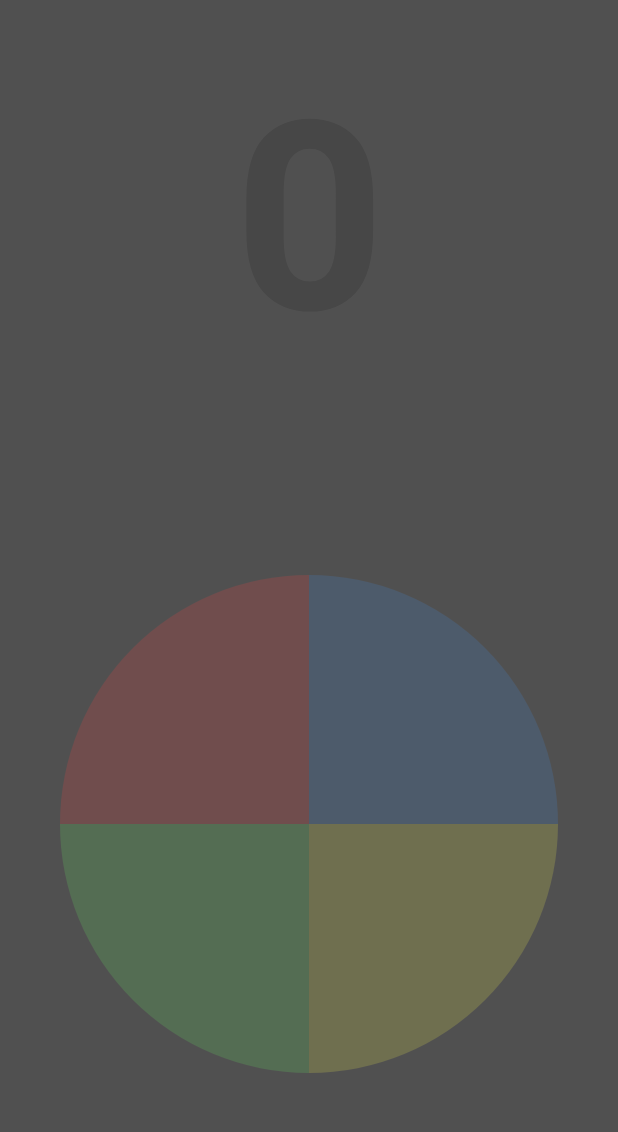
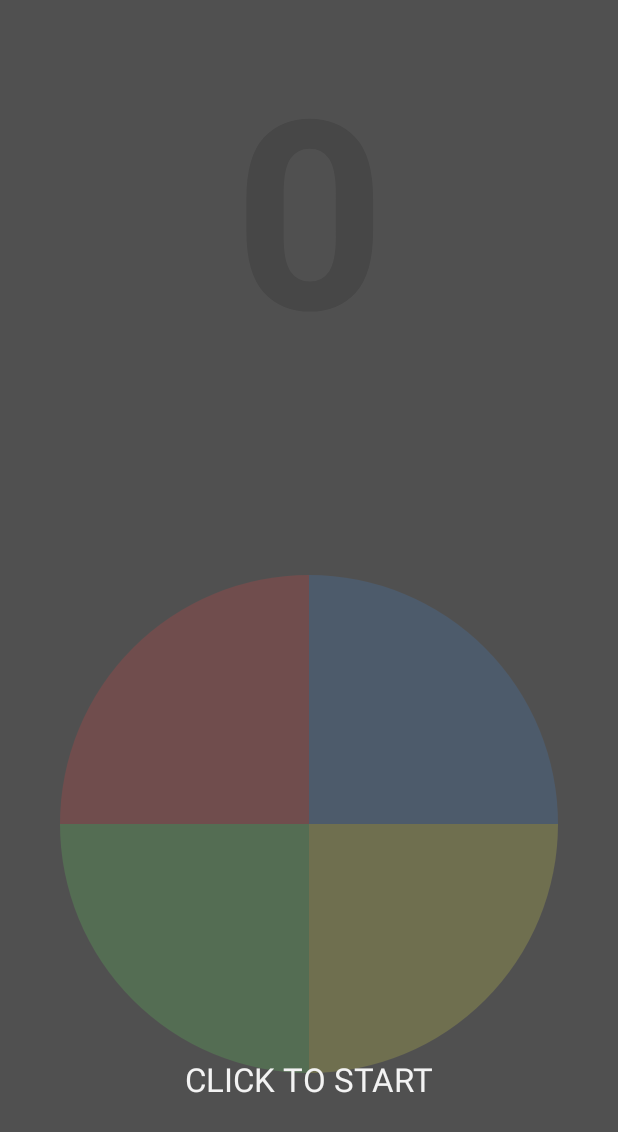
Before and after one commit to max-seeli/Comember, an Android app: the GameFragment screen opened through its navigation route, on a phone screen of 412 x 824 dp. Shown: the top 1132 px of the screen. Run offline under Robolectric (Android 15) with nearby library versions, the light colour scheme and no system bars.

Commit message:
Added BlinkingTextView and changed some names of colors
Signed-off-by: Max Seeliger <maximilian.seeliger@gmail.com>

```diff
--- a/app/src/main/java/com/project/comember/ui/GameFragment.java
+++ b/app/src/main/java/com/project/comember/ui/GameFragment.java
@@ -58,64 +58,14 @@ public class GameFragment extends Fragment {
 
         gameEngine = new GameEngine(this);
 
-        initializeAnimations();
-
         for (int i = 0; i < 4; i++) {
             initializeGameButton(i);
         }
 
-        gameStartButton.setOnClickListener(new View.OnClickListener() {
-            @Override
-            public void onClick(View v) {
-                gameStartButton.setVisibility(View.GONE);
-                gameEngine.start();
-            }
+        gameStartButton.setOnClickListener(v -> {
+            gameStartButton.setVisibility(View.GONE);
+            gameEngine.start();
         });
-    }
-
-    private void initializeAnimations() {
-        int duration = 600;
-
-        AlphaAnimation blinkAnimationFadeIn = new AlphaAnimation(0f, 1f);
-        AlphaAnimation blinkAnimationFadeOut = new AlphaAnimation(1f, 0f);
-
-        blinkAnimationFadeIn.setDuration(duration);
-        blinkAnimationFadeOut.setDuration(duration);
-
-        blinkAnimationFadeIn.setAnimationListener(new Animation.AnimationListener() {
-            @Override
-            public void onAnimationStart(Animation animation) {
-
-            }
-
-            @Override
-            public void onAnimationEnd(Animation animation) {
-                clickToStartTextView.startAnimation(blinkAnimationFadeOut);
-            }
-
-            @Override
-            public void onAnimationRepeat(Animation animation) {
-
-            }
-        });
-        blinkAnimationFadeOut.setAnimationListener(new Animation.AnimationListener() {
-            @Override
-            public void onAnimationStart(Animation animation) {
-
-            }
-
-            @Override
-            public void onAnimationEnd(Animation animation) {
-                clickToStartTextView.startAnimation(blinkAnimationFadeIn);
-            }
-
-            @Override
-            public void onAnimationRepeat(Animation animation) {
-
-            }
-        });
-
-        clickToStartTextView.startAnimation(blinkAnimationFadeIn);
     }
 
     private void initializeGameButton(int index) {
--- /dev/null
+++ b/app/src/main/java/com/project/comember/ui/widgets/BlinkingTextView.java
@@ -0,0 +1,66 @@
+package com.project.comember.ui.widgets;
+
+import android.content.Context;
+import android.util.AttributeSet;
+import android.view.animation.AlphaAnimation;
+import android.view.animation.Animation;
+
+import androidx.annotation.Nullable;
+
+public class BlinkingTextView extends androidx.appcompat.widget.AppCompatTextView {
+
+    private static final int DEFAULT_BLINKING_DURATION = 600;
+    private int mDuration = DEFAULT_BLINKING_DURATION;
+
+    public BlinkingTextView(Context context) {
+        this(context, null);
+    }
+
+    public BlinkingTextView(Context context, @Nullable AttributeSet attrs) {
+        this(context, attrs, 0);
+    }
+
+    public BlinkingTextView(Context context, @Nullable AttributeSet attrs, int defStyleAttr) {
+        super(context, attrs, defStyleAttr);
+
+
+        Animation blinkingAnimation = createAnimation();
+
+        startAnimation(blinkingAnimation);
+    }
+
+    private Animation createAnimation() {
+        AlphaAnimation blinkAnimationFadeIn = new AlphaAnimation(0f, 1f);
+        AlphaAnimation blinkAnimationFadeOut = new AlphaAnimation(1f, 0f);
+
+        blinkAnimationFadeIn.setDuration(mDuration);
+        blinkAnimationFadeOut.setDuration(mDuration);
+
+        blinkAnimationFadeIn.setAnimationListener(createAlternateAnimationListener(blinkAnimationFadeOut));
+        blinkAnimationFadeOut.setAnimationListener(createAlternateAnimationListener(blinkAnimationFadeIn));
+        return blinkAnimationFadeOut;
+    }
+
+    private Animation.AnimationListener createAlternateAnimationListener(Animation otherAnimation) {
+        return new Animation.AnimationListener() {
+            @Override
+            public void onAnimationEnd(Animation animation) {
+                startAnimation(otherAnimation);
+            }
+
+            @Override
+            public void onAnimationStart(Animation animation) {
+
+            }
+
+            @Override
+            public void onAnimationRepeat(Animation animation) {
+
+            }
+        };
+    }
+
+    public void setDuration(int duration) {
+        this.mDuration = duration;
+    }
+}
--- a/app/src/main/res/drawable/blue_circle_shape.xml
+++ b/app/src/main/res/drawable/blue_circle_shape.xml
@@ -3,7 +3,7 @@
     android:shape="oval">
 
     <stroke
-        android:color="@color/background_contrast"
+        android:color="@color/dark_grey"
         android:width="2dp"/>
 
     <solid
--- a/app/src/main/res/drawable/green_circle_shape.xml
+++ b/app/src/main/res/drawable/green_circle_shape.xml
@@ -3,7 +3,7 @@
     android:shape="oval">
 
     <stroke
-        android:color="@color/background_contrast"
+        android:color="@color/dark_grey"
         android:width="2dp"/>
 
     <solid
--- a/app/src/main/res/drawable/red_circle_shape.xml
+++ b/app/src/main/res/drawable/red_circle_shape.xml
@@ -3,7 +3,7 @@
     android:shape="oval">
 
     <stroke
-        android:color="@color/background_contrast"
+        android:color="@color/dark_grey"
         android:width="2dp"/>
 
     <solid
--- a/app/src/main/res/drawable/yellow_circle_shape.xml
+++ b/app/src/main/res/drawable/yellow_circle_shape.xml
@@ -3,7 +3,7 @@
     android:shape="oval">
 
     <stroke
-        android:color="@color/background_contrast"
+        android:color="@color/dark_grey"
         android:width="2dp"/>
 
     <solid
--- a/app/src/main/res/layout/game_fragment.xml
+++ b/app/src/main/res/layout/game_fragment.xml
@@ -17,10 +17,10 @@
         <View
             android:layout_width="match_parent"
             android:layout_height="match_parent"
-            android:background="@color/background_contrast"
+            android:background="@color/dark_grey"
             android:alpha="0.75"/>
 
-        <TextView
+        <com.project.comember.ui.widgets.BlinkingTextView
             android:id="@id/text_view_click_to_start"
             android:layout_width="wrap_content"
             android:layout_height="wrap_content"
--- a/app/src/main/res/layout/game_over_fragment.xml
+++ b/app/src/main/res/layout/game_over_fragment.xml
@@ -78,7 +78,7 @@
         android:layout_marginTop="60dp"
         android:layout_marginHorizontal="60dp"
         android:text="@string/play_again"
-        android:background="@color/background_contrast"
+        android:background="@color/dark_grey"
         style="@style/normal_text"/>
 
     <Button
@@ -88,7 +88,7 @@
         android:layout_marginTop="60dp"
         android:layout_marginHorizontal="60dp"
         android:text="@string/main_menu"
-        android:background="@color/background_contrast"
+        android:background="@color/dark_grey"
         style="@style/normal_text"/>
 
 </LinearLayout>
--- a/app/src/main/res/layout/main_fragment.xml
+++ b/app/src/main/res/layout/main_fragment.xml
@@ -16,7 +16,7 @@
         android:layout_marginTop="50dp"
         android:paddingVertical="50dp"
         android:paddingHorizontal="100dp"
-        android:background="@color/background_contrast"
+        android:background="@color/dark_grey"
 
         android:text="@string/app_name"
         style="@style/main_header"/>
@@ -87,7 +87,7 @@
         android:layout_marginTop="60dp"
         android:layout_marginHorizontal="60dp"
         android:text="@string/play"
-        android:background="@color/background_contrast"
+        android:background="@color/dark_grey"
         style="@style/normal_text"/>
 
     <Button
@@ -97,7 +97,7 @@
         android:layout_marginTop="60dp"
         android:layout_marginHorizontal="60dp"
         android:text="@string/help"
-        android:background="@color/background_contrast"
+        android:background="@color/dark_grey"
         style="@style/normal_text"/>
 
 
--- a/app/src/main/res/values/colors.xml
+++ b/app/src/main/res/values/colors.xml
@@ -2,9 +2,9 @@
 <resources>
     <color name="text_dark">#F3F3F3</color>
 
-    <color name="background_grey">#6E6E6E</color>
-    <color name="statusbar_darkgrey">#808080</color>
-    <color name="background_contrast">#474747</color>
+    <color name="grey">#6E6E6E</color>
+    <color name="light_gray">#808080</color>
+    <color name="dark_grey">#474747</color>
 
     <color name="main_red">#eb6161</color>
     <color name="main_red_highlight">#D63C3C</color>
--- a/app/src/main/res/values/styles.xml
+++ b/app/src/main/res/values/styles.xml
@@ -20,7 +20,7 @@
     </style>
     <style name="highscore_text">
         <item name="android:textSize">176sp</item>
-        <item name="android:textColor">@color/background_contrast</item>
+        <item name="android:textColor">@color/dark_grey</item>
         <item name="android:textStyle">bold</item>
         <item name="fontWeight">800</item>
     </style>
--- a/app/src/main/res/values/themes.xml
+++ b/app/src/main/res/values/themes.xml
@@ -10,8 +10,8 @@
         <item name="colorSecondaryVariant">@color/error</item>
         <item name="colorOnSecondary">@color/error</item>
         <!-- Status bar color. -->
-        <item name="android:statusBarColor" tools:targetApi="l">@color/statusbar_darkgrey</item>
+        <item name="android:statusBarColor" tools:targetApi="l">@color/light_gray</item>
         <!-- Background Color. -->
-        <item name="android:background">@color/background_grey</item>
+        <item name="android:background">@color/grey</item>
     </style>
 </resources>
```
